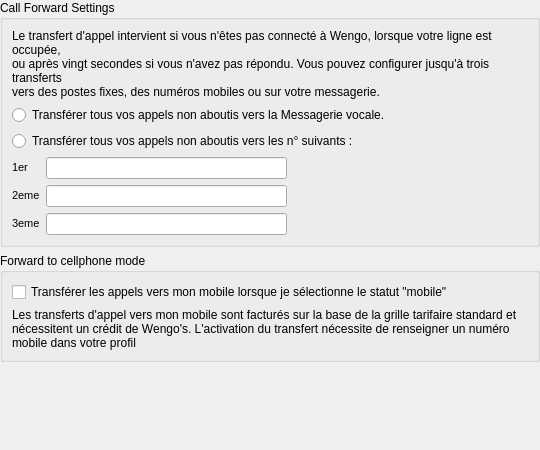
First picture: the form in wengophone/src/presentation/qt/config/CallForwardSettings.ui, repository tkrotoff/WengoPhone, before the edit.
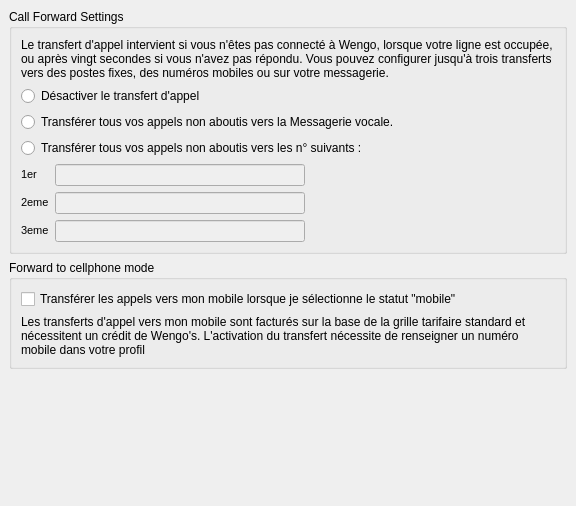
Second picture: the form after the edit.

Commit message: work on call forward gui

Diff of the .ui file:
```diff
--- a/wengophone/src/presentation/qt/config/CallForwardSettings.ui
+++ b/wengophone/src/presentation/qt/config/CallForwardSettings.ui
@@ -8,19 +8,19 @@
    <rect>
     <x>0</x>
     <y>0</y>
-    <width>540</width>
-    <height>450</height>
+    <width>576</width>
+    <height>506</height>
    </rect>
   </property>
-  <layout class="QGridLayout" >
+  <layout class="QVBoxLayout" >
    <property name="margin" >
-    <number>0</number>
+    <number>9</number>
    </property>
    <property name="spacing" >
     <number>6</number>
    </property>
-   <item row="0" column="0" >
-    <widget class="QGroupBox" name="groupBox" >
+   <item>
+    <widget class="QGroupBox" name="groupBoxSettings" >
      <property name="title" >
       <string>Call Forward Settings</string>
      </property>
@@ -31,21 +31,40 @@
       <property name="spacing" >
        <number>6</number>
       </property>
-      <item row="2" column="0" >
+      <item row="3" column="0" >
        <widget class="QRadioButton" name="forwardToNumberRadioButton" >
         <property name="text" >
          <string>Transférer tous vos appels non aboutis vers les n° suivants :</string>
         </property>
        </widget>
       </item>
+      <item row="0" column="0" >
+       <widget class="QLabel" name="label" >
+        <property name="text" >
+         <string>Le transfert d'appel intervient si vous n'êtes pas connecté à Wengo, lorsque votre ligne est occupée, 
+ou après vingt secondes si vous n'avez pas répondu. Vous pouvez configurer jusqu'à trois transferts 
+vers des postes fixes, des numéros mobiles ou sur votre messagerie.</string>
+        </property>
+        <property name="wordWrap" >
+         <bool>true</bool>
+        </property>
+       </widget>
+      </item>
       <item row="1" column="0" >
+       <widget class="QRadioButton" name="disableRadioButton" >
+        <property name="text" >
+         <string>Désactiver le transfert d'appel</string>
+        </property>
+       </widget>
+      </item>
+      <item row="2" column="0" >
        <widget class="QRadioButton" name="forwardToVoiceMailRadioButton" >
         <property name="text" >
          <string>Transférer tous vos appels non aboutis vers la Messagerie vocale. </string>
         </property>
        </widget>
       </item>
-      <item row="3" column="0" >
+      <item row="4" column="0" >
        <layout class="QGridLayout" >
         <property name="margin" >
          <number>0</number>
@@ -54,10 +73,18 @@
          <number>6</number>
         </property>
         <item row="2" column="1" >
-         <widget class="QLineEdit" name="phoneNumber3Edit" />
+         <widget class="QLineEdit" name="phoneNumber3Edit" >
+          <property name="enabled" >
+           <bool>false</bool>
+          </property>
+         </widget>
         </item>
         <item row="0" column="1" >
-         <widget class="QLineEdit" name="phoneNumber1Edit" />
+         <widget class="QLineEdit" name="phoneNumber1Edit" >
+          <property name="enabled" >
+           <bool>false</bool>
+          </property>
+         </widget>
         </item>
         <item row="2" column="0" >
          <widget class="QLabel" name="label" >
@@ -74,7 +101,11 @@
          </widget>
         </item>
         <item row="1" column="1" >
-         <widget class="QLineEdit" name="phoneNumber2Edit" />
+         <widget class="QLineEdit" name="phoneNumber2Edit" >
+          <property name="enabled" >
+           <bool>false</bool>
+          </property>
+         </widget>
         </item>
         <item row="1" column="0" >
          <widget class="QLabel" name="label" >
@@ -98,22 +129,43 @@
         </item>
        </layout>
       </item>
-      <item row="0" column="0" >
+     </layout>
+    </widget>
+   </item>
+   <item>
+    <widget class="QGroupBox" name="groupBoxCellPhone" >
+     <property name="title" >
+      <string>Forward to cellphone mode</string>
+     </property>
+     <layout class="QGridLayout" >
+      <property name="margin" >
+       <number>9</number>
+      </property>
+      <property name="spacing" >
+       <number>6</number>
+      </property>
+      <item row="1" column="0" >
        <widget class="QLabel" name="label" >
         <property name="text" >
-         <string>Le transfert d'appel intervient si vous n'êtes pas connecté à Wengo, lorsque votre ligne est occupée, 
-ou après vingt secondes si vous n'avez pas répondu. Vous pouvez configurer jusqu'à trois transferts 
-vers des postes fixes, des numéros mobiles ou sur votre messagerie.</string>
+         <string>Les transferts d'appel vers mon mobile sont facturés sur la base de la grille tarifaire standard et 
+nécessitent un crédit de Wengo's. L'activation du transfert nécessite de renseigner un numéro mobile dans votre profil</string>
         </property>
         <property name="wordWrap" >
          <bool>true</bool>
         </property>
        </widget>
       </item>
+      <item row="0" column="0" >
+       <widget class="QCheckBox" name="forwardCallMobilCheckBox" >
+        <property name="text" >
+         <string>Transférer les appels vers mon mobile lorsque je sélectionne le statut "mobile"</string>
+        </property>
+       </widget>
+      </item>
      </layout>
     </widget>
    </item>
-   <item row="2" column="0" >
+   <item>
     <spacer>
      <property name="orientation" >
       <enum>Qt::Vertical</enum>
@@ -126,39 +178,6 @@
      </property>
     </spacer>
    </item>
-   <item row="1" column="0" >
-    <widget class="QGroupBox" name="groupBox" >
-     <property name="title" >
-      <string>Forward to cellphone mode</string>
-     </property>
-     <layout class="QGridLayout" >
-      <property name="margin" >
-       <number>9</number>
-      </property>
-      <property name="spacing" >
-       <number>6</number>
-      </property>
-      <item row="1" column="0" >
-       <widget class="QLabel" name="label" >
-        <property name="text" >
-         <string>Les transferts d'appel vers mon mobile sont facturés sur la base de la grille tarifaire standard et 
-nécessitent un crédit de Wengo's. L'activation du transfert nécessite de renseigner un numéro mobile dans votre profil</string>
-        </property>
-        <property name="wordWrap" >
-         <bool>true</bool>
-        </property>
-       </widget>
-      </item>
-      <item row="0" column="0" >
-       <widget class="QCheckBox" name="forwardCallMobilCheckBox" >
-        <property name="text" >
-         <string>Transférer les appels vers mon mobile lorsque je sélectionne le statut "mobile"</string>
-        </property>
-       </widget>
-      </item>
-     </layout>
-    </widget>
-   </item>
   </layout>
  </widget>
  <pixmapfunction></pixmapfunction>
```
Left out of the diff: 51 changed lines with no effect on the pictures. The commit also changes 2 other files.
